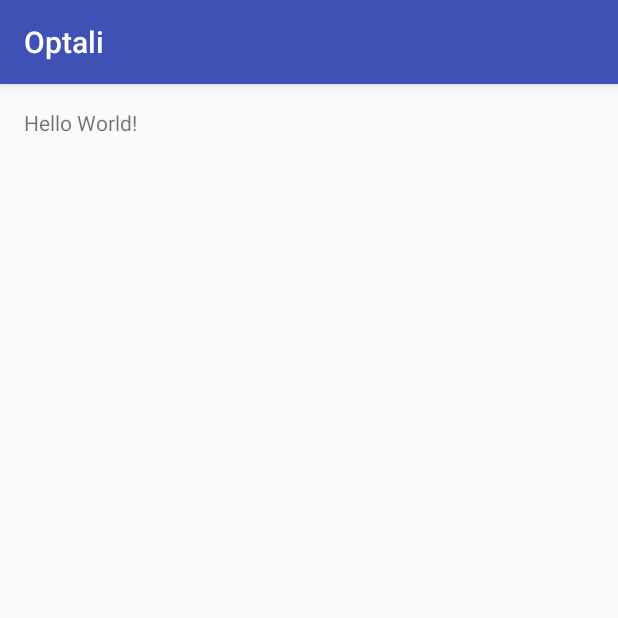
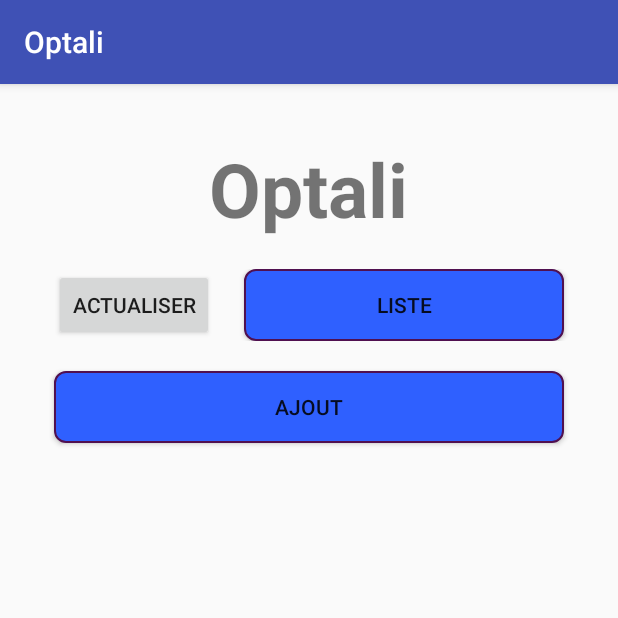
Before and after one commit to FrancoisLefevre12/Optali, an Android app: the screen it shows after launch (MainActivity), on a phone screen of 412 x 824 dp, the top half of it. Run offline under Robolectric (Android 15) with nearby library versions, the phone set to English and light mode, and no system bars.

Commit message:
configuration de la home page

```diff
--- /dev/null
+++ b/app/src/main/res/drawable/button_shape.xml
@@ -0,0 +1,18 @@
+<?xml version="1.0" encoding="UTF-8"?>
+<shape
+    xmlns:android="http://schemas.android.com/apk/res/android">
+    <stroke
+        android:width="1dp"
+        android:color="#501050"/>
+    <corners
+        android:radius="7dp" />
+
+    <padding
+        android:left="1dp"
+        android:right="1dp"
+        android:top="1dp"
+        android:bottom="1dp"/>
+
+    <solid android:color="#2F60FF"/>
+
+</shape>
--- a/app/src/main/res/layout/activity_main.xml
+++ b/app/src/main/res/layout/activity_main.xml
@@ -1,17 +1,101 @@
 <?xml version="1.0" encoding="utf-8"?>
-<RelativeLayout xmlns:android="http://schemas.android.com/apk/res/android"
+<LinearLayout xmlns:android="http://schemas.android.com/apk/res/android"
     xmlns:tools="http://schemas.android.com/tools"
     android:id="@+id/activity_main"
     android:layout_width="match_parent"
     android:layout_height="match_parent"
+    android:orientation="vertical"
     android:paddingBottom="@dimen/activity_vertical_margin"
     android:paddingLeft="@dimen/activity_horizontal_margin"
     android:paddingRight="@dimen/activity_horizontal_margin"
     android:paddingTop="@dimen/activity_vertical_margin"
     tools:context="com.optali.optali.MainActivity">
 
-    <TextView
+    <!-- Title -->
+    <TextView android:id="@+id/title"
+        android:layout_margin="20dp"
         android:layout_width="wrap_content"
         android:layout_height="wrap_content"
-        android:text="Hello World!" />
-</RelativeLayout>
+        android:layout_gravity="center"
+        android:text="Optali"
+        android:textStyle="bold"
+        android:textSize="50dip"
+        />
+
+
+    <LinearLayout
+        android:layout_width="match_parent"
+        android:layout_height="wrap_content"
+        android:orientation="horizontal">
+
+        <Button
+            android:id="@+id/actualiser"
+            android:layout_marginLeft="20dp"
+            android:layout_width="wrap_content"
+            android:layout_height="wrap_content"
+            android:layout_gravity="bottom"
+            android:layout_weight="0"
+            android:text="Actualiser" />
+
+
+        <Button
+            android:id="@+id/listeIngredient"
+            android:layout_marginLeft="20dp"
+            android:layout_marginRight="20dp"
+            android:layout_width="wrap_content"
+            android:layout_height="wrap_content"
+            android:layout_gravity="bottom"
+            android:layout_weight="60"
+            android:text="Liste"
+            android:background="@drawable/button_shape" />
+    </LinearLayout>
+
+
+    <LinearLayout
+        android:layout_width="match_parent"
+        android:layout_height="wrap_content">
+
+        <Button android:layout_margin="20dp"
+            android:id="@+id/ajout"
+            android:layout_width="60px"
+            android:layout_height="wrap_content"
+            android:layout_gravity="center"
+            android:layout_weight="20"
+            android:text="Ajout"
+            android:background="@drawable/button_shape" />
+    </LinearLayout>
+
+    <LinearLayout
+        android:layout_width="match_parent"
+        android:layout_height="match_parent"
+        android:orientation="vertical">
+    <RelativeLayout
+        android:layout_width="wrap_content"
+        android:layout_height="match_parent" >
+
+        <HorizontalScrollView
+            android:id="@+id/hour_scroll_view"
+            android:layout_width="match_parent"
+            android:layout_height="wrap_content"
+            android:fillViewport="true"
+            android:scrollbars="none" >
+            <RadioGroup
+                android:id="@+id/hour_radio_group"
+                android:layout_width="wrap_content"
+                android:layout_height="match_parent"
+                android:orientation="vertical">
+            </RadioGroup>
+        </HorizontalScrollView>
+    </RelativeLayout>
+
+        <LinearLayout
+            android:layout_width="wrap_content"
+            android:layout_height="wrap_content"
+            android:orientation="horizontal">
+
+
+
+        </LinearLayout>
+    </LinearLayout>
+
+</LinearLayout>
```
